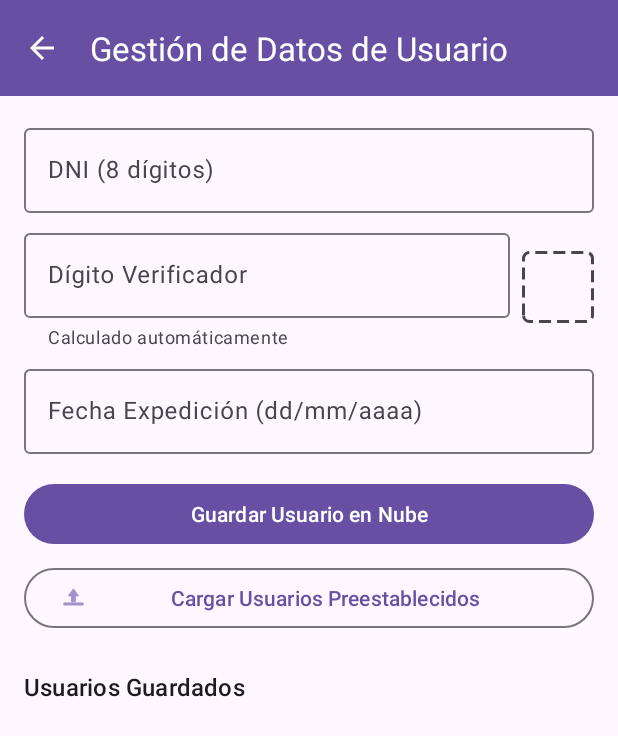
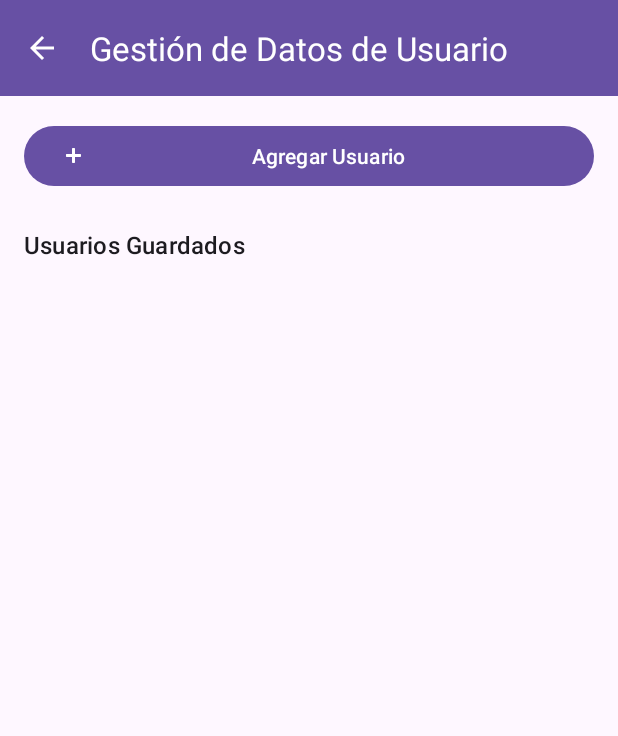
Before and after one commit to DarikPK/CLiteral, an Android app: the UserManagementFragment screen opened through its navigation route, on a phone screen of 412 x 824 dp. Shown: the top 736 px of the screen. Run offline under Robolectric (Android 15) with nearby library versions, the phone set to English and light mode, and no system bars; our stand-ins replace Firebase (no records; nobody signed in at launch, a user with empty details on screens opened directly).

Commit message:
Rediseño de interfaz de gestión de usuarios.
- Se eliminó el botón de importación manual.
- Se implementó un formulario colapsable con el botón 'Agregar Usuario'.
- Se aplicó estilo de negrita y subrayado a los DNI en la lista.
- Se automatizó la transición a modo edición al pulsar un elemento de la lista.

Co-authored-by: DarikPK <218509709+DarikPK@users.noreply.github.com>

```diff
--- a/app/src/main/res/layout/fragment_user_management.xml
+++ b/app/src/main/res/layout/fragment_user_management.xml
@@ -26,6 +26,22 @@
         android:orientation="vertical"
         android:padding="16dp"
         app:layout_behavior="@string/appbar_scrolling_view_behavior">
+
+        <Button
+            android:id="@+id/add_user_button"
+            android:layout_width="match_parent"
+            android:layout_height="wrap_content"
+            android:text="Agregar Usuario"
+            app:icon="@android:drawable/ic_input_add" />
+
+        <LinearLayout
+            android:id="@+id/user_input_layout"
+            android:layout_width="match_parent"
+            android:layout_height="wrap_content"
+            android:orientation="vertical"
+            android:layout_marginTop="16dp"
+            android:visibility="gone"
+            tools:visibility="visible">
 
             <com.google.android.material.textfield.TextInputLayout
                 android:layout_width="match_parent"
@@ -84,8 +100,7 @@
                 <com.google.android.material.textfield.TextInputEditText
                     android:id="@+id/fecha_exp_edit_text"
                     android:layout_width="match_parent"
-                android:layout_height="wrap_content"
-                android:inputType="date" />
+                    android:layout_height="wrap_content" />
             </com.google.android.material.textfield.TextInputLayout>
 
             <Button
@@ -95,14 +110,7 @@
                 android:layout_marginTop="16dp"
                 android:text="Guardar Usuario en Nube" />
 
-        <Button
-            android:id="@+id/import_default_button"
-            style="?attr/materialButtonOutlinedStyle"
-            android:layout_width="match_parent"
-            android:layout_height="wrap_content"
-            android:layout_marginTop="8dp"
-            android:text="Cargar Usuarios Preestablecidos"
-            app:icon="@android:drawable/ic_menu_upload" />
+        </LinearLayout>
 
         <TextView
             style="@style/TextAppearance.Material3.TitleMedium"
```
Also changed, not shown: app/src/main/java/com/example/imageextractor/UserManagementFragment.kt (+21 -3 lines). Lines whose indentation alone changed are shown as unchanged.
